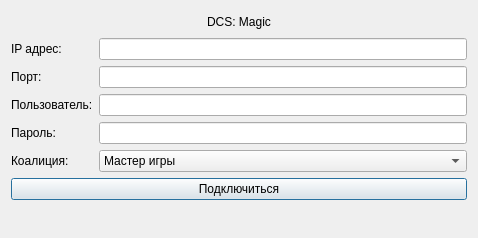
This is client/connectiondialog.ui in std-glimmer/dcs-magic as Qt 5 draws it before an edit. The edited form follows.
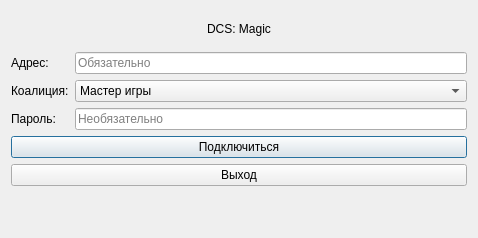
This is the edited form.

The edit to the form file:
```diff
--- a/client/connectiondialog.ui
+++ b/client/connectiondialog.ui
@@ -14,16 +14,6 @@
    <string>Dialog</string>
   </property>
   <layout class="QGridLayout" name="gridLayout">
-   <item row="0" column="0">
-    <widget class="QLabel" name="label_3">
-     <property name="text">
-      <string>DCS: Magic</string>
-     </property>
-     <property name="alignment">
-      <set>Qt::AlignCenter</set>
-     </property>
-    </widget>
-   </item>
    <item row="3" column="0">
     <widget class="QPushButton" name="connectButton">
      <property name="text">
@@ -33,58 +23,45 @@
    </item>
    <item row="1" column="0">
     <layout class="QGridLayout" name="gridLayout_2">
-     <item row="3" column="1">
+     <item row="0" column="1">
+      <widget class="QLineEdit" name="ipLineEdit">
+       <property name="placeholderText">
+        <string>Обязательно</string>
+       </property>
+      </widget>
+     </item>
+     <item row="2" column="1">
       <widget class="QLineEdit" name="passwordLineEdit">
        <property name="echoMode">
         <enum>QLineEdit::Password</enum>
        </property>
-      </widget>
-     </item>
-     <item row="3" column="0">
-      <widget class="QLabel" name="label_2">
-       <property name="text">
-        <string>Пароль:</string>
+       <property name="placeholderText">
+        <string>Необязательно</string>
        </property>
       </widget>
      </item>
-     <item row="2" column="1">
-      <widget class="QLineEdit" name="userLineEdit"/>
-     </item>
      <item row="0" column="0">
       <widget class="QLabel" name="label_4">
        <property name="text">
-        <string>IP адрес:</string>
+        <string>Адрес:</string>
        </property>
       </widget>
      </item>
-     <item row="1" column="1">
-      <widget class="QLineEdit" name="portLineEdit"/>
-     </item>
      <item row="2" column="0">
-      <widget class="QLabel" name="label">
+      <widget class="QLabel" name="label_2">
        <property name="text">
-        <string>Пользователь:</string>
+        <string>Пароль:</string>
        </property>
       </widget>
      </item>
      <item row="1" column="0">
-      <widget class="QLabel" name="label_5">
-       <property name="text">
-        <string>Порт:</string>
-       </property>
-      </widget>
-     </item>
-     <item row="0" column="1">
-      <widget class="QLineEdit" name="ipLineEdit"/>
-     </item>
-     <item row="4" column="0">
       <widget class="QLabel" name="label_6">
        <property name="text">
         <string>Коалиция:</string>
        </property>
       </widget>
      </item>
-     <item row="4" column="1">
+     <item row="1" column="1">
       <widget class="QComboBox" name="comboBox">
        <item>
         <property name="text">
@@ -110,13 +87,30 @@
      </item>
     </layout>
    </item>
-   <item row="4" column="0">
+   <item row="5" column="0">
     <widget class="QLabel" name="reporter">
      <property name="text">
       <string/>
      </property>
     </widget>
    </item>
+   <item row="0" column="0">
+    <widget class="QLabel" name="label_3">
+     <property name="text">
+      <string>DCS: Magic</string>
+     </property>
+     <property name="alignment">
+      <set>Qt::AlignCenter</set>
+     </property>
+    </widget>
+   </item>
+   <item row="4" column="0">
+    <widget class="QPushButton" name="exitButton">
+     <property name="text">
+      <string>Выход</string>
+     </property>
+    </widget>
+   </item>
   </layout>
  </widget>
  <resources/>
```
